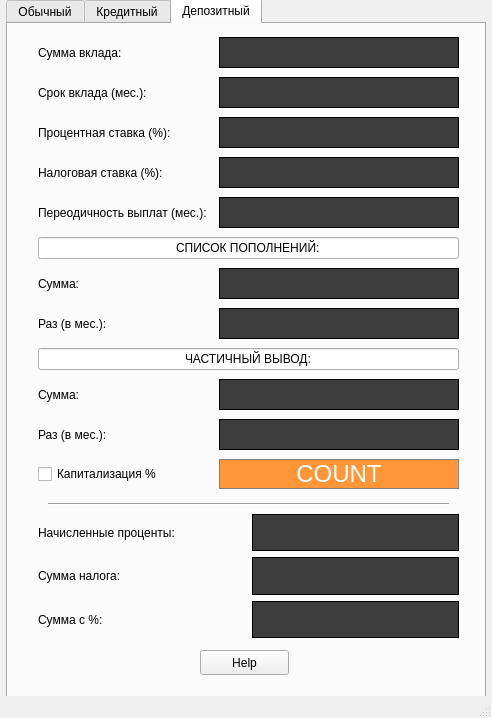
Qt form src/View/mainwindow.ui (Lyub1m1y/SmartCalc_v1.0-0) before a commit.
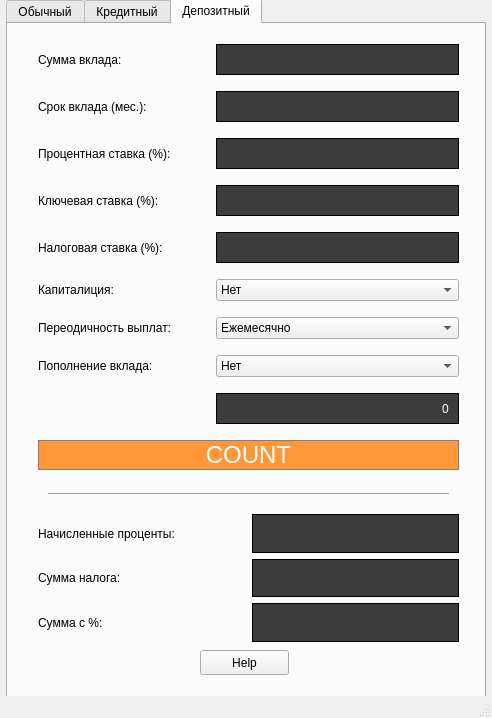
The same form after that commit. Custom widgets are drawn as their Qt base class.

Diff of the .ui file:
```diff
--- a/src/View/mainwindow.ui
+++ b/src/View/mainwindow.ui
@@ -110,6 +110,7 @@
           <font>
            <family>Helvetica</family>
            <pointsize>22</pointsize>
+           <weight>50</weight>
            <italic>false</italic>
            <bold>false</bold>
           </font>
@@ -141,6 +142,7 @@
           <font>
            <family>Arial</family>
            <pointsize>20</pointsize>
+           <weight>75</weight>
            <bold>true</bold>
           </font>
          </property>
@@ -171,6 +173,7 @@
           <font>
            <family>Helvetica</family>
            <pointsize>22</pointsize>
+           <weight>50</weight>
            <italic>false</italic>
            <bold>false</bold>
           </font>
@@ -234,6 +237,7 @@
           <font>
            <family>Arial</family>
            <pointsize>20</pointsize>
+           <weight>75</weight>
            <bold>true</bold>
           </font>
          </property>
@@ -264,6 +268,7 @@
           <font>
            <family>Helvetica</family>
            <pointsize>22</pointsize>
+           <weight>50</weight>
            <italic>false</italic>
            <bold>false</bold>
           </font>
@@ -296,6 +301,7 @@
           <font>
            <family>Helvetica</family>
            <pointsize>22</pointsize>
+           <weight>50</weight>
            <italic>false</italic>
            <bold>false</bold>
           </font>
@@ -328,6 +334,7 @@
           <font>
            <family>Arial</family>
            <pointsize>20</pointsize>
+           <weight>75</weight>
            <bold>true</bold>
           </font>
          </property>
@@ -361,6 +368,7 @@
           <font>
            <family>Arial</family>
            <pointsize>20</pointsize>
+           <weight>75</weight>
            <bold>true</bold>
           </font>
          </property>
@@ -391,6 +399,7 @@
           <font>
            <family>Helvetica</family>
            <pointsize>22</pointsize>
+           <weight>50</weight>
            <italic>false</italic>
            <bold>false</bold>
           </font>
@@ -423,6 +432,7 @@
           <font>
            <family>Helvetica</family>
            <pointsize>22</pointsize>
+           <weight>50</weight>
            <italic>false</italic>
            <bold>false</bold>
           </font>
@@ -455,6 +465,7 @@
           <font>
            <family>Arial</family>
            <pointsize>20</pointsize>
+           <weight>75</weight>
            <bold>true</bold>
           </font>
          </property>
@@ -504,6 +515,9 @@
          <property name="alignment">
           <set>Qt::AlignRight|Qt::AlignTrailing|Qt::AlignVCenter</set>
          </property>
+         <property name="buddy">
+          <cstring>Button_del_last</cstring>
+         </property>
         </widget>
        </item>
        <item row="4" column="2">
@@ -518,6 +532,7 @@
           <font>
            <family>Arial</family>
            <pointsize>20</pointsize>
+           <weight>75</weight>
            <bold>true</bold>
            <underline>false</underline>
            <strikeout>false</strikeout>
@@ -550,6 +565,7 @@
           <font>
            <family>Helvetica</family>
            <pointsize>22</pointsize>
+           <weight>50</weight>
            <italic>false</italic>
            <bold>false</bold>
           </font>
@@ -582,6 +598,7 @@
           <font>
            <family>Arial</family>
            <pointsize>20</pointsize>
+           <weight>75</weight>
            <bold>true</bold>
           </font>
          </property>
@@ -612,6 +629,7 @@
           <font>
            <family>Arial</family>
            <pointsize>20</pointsize>
+           <weight>75</weight>
            <bold>true</bold>
           </font>
          </property>
@@ -642,6 +660,7 @@
           <font>
            <family>Helvetica</family>
            <pointsize>22</pointsize>
+           <weight>50</weight>
            <italic>false</italic>
            <bold>false</bold>
           </font>
@@ -674,6 +693,7 @@
           <font>
            <family>Arial</family>
            <pointsize>20</pointsize>
+           <weight>75</weight>
            <bold>true</bold>
           </font>
          </property>
@@ -704,6 +724,7 @@
           <font>
            <family>Helvetica</family>
            <pointsize>22</pointsize>
+           <weight>50</weight>
            <italic>false</italic>
            <bold>false</bold>
           </font>
@@ -829,6 +850,7 @@
           <font>
            <family>Helvetica</family>
            <pointsize>22</pointsize>
+           <weight>50</weight>
            <italic>false</italic>
            <bold>false</bold>
           </font>
@@ -861,6 +883,7 @@
           <font>
            <family>Helvetica</family>
            <pointsize>22</pointsize>
+           <weight>50</weight>
            <italic>false</italic>
            <bold>false</bold>
           </font>
@@ -899,6 +922,7 @@
           <font>
            <family>Helvetica</family>
            <pointsize>22</pointsize>
+           <weight>50</weight>
            <italic>false</italic>
            <bold>false</bold>
           </font>
@@ -931,6 +955,7 @@
           <font>
            <family>Helvetica</family>
            <pointsize>22</pointsize>
+           <weight>50</weight>
            <italic>false</italic>
            <bold>false</bold>
           </font>
@@ -963,6 +988,7 @@
           <font>
            <family>Helvetica</family>
            <pointsize>22</pointsize>
+           <weight>50</weight>
            <italic>false</italic>
            <bold>false</bold>
           </font>
@@ -1004,6 +1030,7 @@
           <font>
            <family>Arial</family>
            <pointsize>14</pointsize>
+           <weight>50</weight>
            <italic>false</italic>
            <bold>false</bold>
           </font>
@@ -1045,6 +1072,7 @@
           <font>
            <family>Arial</family>
            <pointsize>20</pointsize>
+           <weight>75</weight>
            <bold>true</bold>
           </font>
          </property>
@@ -1075,6 +1103,7 @@
           <font>
            <family>Helvetica</family>
            <pointsize>22</pointsize>
+           <weight>50</weight>
            <italic>false</italic>
            <bold>false</bold>
           </font>
@@ -1107,6 +1136,7 @@
           <font>
            <family>Arial</family>
            <pointsize>20</pointsize>
+           <weight>75</weight>
            <bold>true</bold>
           </font>
          </property>
@@ -1137,6 +1167,7 @@
           <font>
            <family>Helvetica</family>
            <pointsize>22</pointsize>
+           <weight>50</weight>
            <italic>false</italic>
            <bold>false</bold>
           </font>
@@ -1188,6 +1219,7 @@
        <font>
         <family>Helvetica</family>
         <pointsize>22</pointsize>
+        <weight>50</weight>
         <italic>false</italic>
         <bold>false</bold>
        </font>
@@ -1318,6 +1350,9 @@
          <property name="text">
           <string>Сумма кредита:</string>
          </property>
+         <property name="buddy">
+          <cstring>edit_sum_credit</cstring>
+         </property>
         </widget>
        </item>
        <item row="6" column="1">
@@ -1367,6 +1402,9 @@
          <property name="text">
           <string>Срок кредита (мес.):</string>
          </property>
+         <property name="buddy">
+          <cstring>edit_term_credit</cstring>
+         </property>
         </widget>
        </item>
        <item row="2" column="0">
@@ -1374,6 +1412,9 @@
          <property name="text">
           <string>Процентная ставка (%): </string>
          </property>
+         <property name="buddy">
+          <cstring>edit_interest_rate</cstring>
+         </property>
         </widget>
        </item>
        <item row="5" column="1">
@@ -1475,6 +1516,7 @@
           <font>
            <family>Helvetica</family>
            <pointsize>14</pointsize>
+           <weight>50</weight>
            <italic>false</italic>
            <bold>false</bold>
           </font>
@@ -1581,10 +1623,10 @@
         <x>30</x>
         <y>10</y>
         <width>421</width>
-        <height>460</height>
+        <height>451</height>
        </rect>
       </property>
-      <layout class="QGridLayout" name="gridLayout_5" columnstretch="0,0,0">
+      <layout class="QGridLayout" name="gridLayout_5" columnstretch="0,0">
        <property name="sizeConstraint">
         <enum>QLayout::SetMinimumSize</enum>
        </property>
@@ -1597,14 +1639,72 @@
        <property name="horizontalSpacing">
         <number>6</number>
        </property>
-       <item row="2" column="0">
-        <widget class="QLabel" name="label_term_deposit">
+       <item row="5" column="1">
+        <widget class="QLineEdit" name="edit_tax_rate">
+         <property name="maximumSize">
+          <size>
+           <width>16777215</width>
+           <height>31</height>
+          </size>
+         </property>
+         <property name="styleSheet">
+          <string notr="true">QLineEdit {
+	font: 14pt &quot;Helvetica&quot;;
+	background-color: rgb(60,60,60);
+	color: white;
+	border: 1px solid black;
+	padding: 5px;
+}</string>
+         </property>
          <property name="text">
-          <string>Срок вклада (мес.):</string>
+          <string/>
          </property>
+         <property name="maxLength">
+          <number>32767</number>
+         </property>
+         <property name="alignment">
+          <set>Qt::AlignRight|Qt::AlignTrailing|Qt::AlignVCenter</set>
+         </property>
+         <property name="clearButtonEnabled">
+          <bool>false</bool>
+         </property>
         </widget>
        </item>
-       <item row="3" column="2">
+       <item row="6" column="1">
+        <widget class="QComboBox" name="box_capitalisation">
+         <item>
+          <property name="text">
+           <string>Нет</string>
+          </property>
+         </item>
+         <item>
+          <property name="text">
+           <string>Ежемесячно</string>
+          </property>
+         </item>
+         <item>
+          <property name="text">
+           <string>6 месяцев</string>
+          </property>
+         </item>
+         <item>
+          <property name="text">
+           <string>1 год</string>
+          </property>
+         </item>
+        </widget>
+       </item>
+       <item row="6" column="0">
+        <widget class="QLabel" name="label_capitalization">
+         <property name="text">
+          <string>Капиталиция:</string>
+         </property>
+         <property name="buddy">
+          <cstring>box_capitalisation</cstring>
+         </property>
+        </widget>
+       </item>
+       <item row="3" column="1">
         <widget class="QLineEdit" name="edit_interest_rate_deposit">
          <property name="maximumSize">
           <size>
@@ -1614,7 +1714,7 @@
          </property>
          <property name="styleSheet">
           <string notr="true">QLineEdit {
-	font: 22pt &quot;Helvetica&quot;;
+	font: 14pt &quot;Helvetica&quot;;
 	background-color: rgb(60,60,60);
 	color: white;
 	border: 1px solid black;
@@ -1635,105 +1735,7 @@
          </property>
         </widget>
        </item>
-       <item row="7" column="0" colspan="3">
-        <widget class="QLineEdit" name="lineEdit_16">
-         <property name="text">
-          <string>СПИСОК ПОПОЛНЕНИЙ:</string>
-         </property>
-         <property name="alignment">
-          <set>Qt::AlignCenter</set>
-         </property>
-         <property name="readOnly">
-          <bool>true</bool>
-         </property>
-        </widget>
-       </item>
-       <item row="0" column="2">
-        <widget class="QLineEdit" name="edit_sum_deposit">
-         <property name="maximumSize">
-          <size>
-           <width>16777215</width>
-           <height>31</height>
-          </size>
-         </property>
-         <property name="styleSheet">
-          <string notr="true">QLineEdit {
-	font: 22pt &quot;Helvetica&quot;;
-	background-color: rgb(60,60,60);
-	color: white;
-	border: 1px solid black;
-	padding: 5px;
-}</string>
-         </property>
-         <property name="text">
-          <string/>
-         </property>
-         <property name="maxLength">
-          <number>32767</number>
-         </property>
-         <property name="alignment">
-          <set>Qt::AlignRight|Qt::AlignTrailing|Qt::AlignVCenter</set>
-         </property>
-         <property name="clearButtonEnabled">
-          <bool>false</bool>
-         </property>
-        </widget>
-       </item>
-       <item row="9" column="0">
-        <widget class="QLabel" name="label_once_month_add">
-         <property name="enabled">
-          <bool>true</bool>
-         </property>
-         <property name="text">
-          <string>Раз (в мес.):</string>
-         </property>
-        </widget>
-       </item>
-       <item row="12" column="2">
-        <widget class="QLineEdit" name="edit_once_month_pop">
-         <property name="maximumSize">
-          <size>
-           <width>16777215</width>
-           <height>31</height>
-          </size>
-         </property>
-         <property name="styleSheet">
-          <string notr="true">QLineEdit {
-	font: 22pt &quot;Helvetica&quot;;
-	background-color: rgb(60,60,60);
-	color: white;
-	border: 1px solid black;
-	padding: 5px;
-}</string>
-         </property>
-         <property name="text">
-          <string/>
-         </property>
-         <property name="maxLength">
-          <number>32767</number>
-         </property>
-         <property name="alignment">
-          <set>Qt::AlignRight|Qt::AlignTrailing|Qt::AlignVCenter</set>
-         </property>
-         <property name="clearButtonEnabled">
-          <bool>false</bool>
-         </property>
-        </widget>
-       </item>
-       <item row="10" column="0" colspan="3">
-        <widget class="QLineEdit" name="lineEdit_17">
-         <property name="text">
-          <string>ЧАСТИЧНЫЙ ВЫВОД:</string>
-         </property>
-         <property name="alignment">
-          <set>Qt::AlignCenter</set>
-         </property>
-         <property name="readOnly">
-          <bool>true</bool>
-         </property>
-        </widget>
-       </item>
-       <item row="2" column="2">
+       <item row="2" column="1">
         <widget class="QLineEdit" name="edit_term_deposit">
          <property name="maximumSize">
           <size>
@@ -1743,7 +1745,7 @@
          </property>
          <property name="styleSheet">
           <string notr="true">QLineEdit {
-	font: 22pt &quot;Helvetica&quot;;
+	font: 14pt &quot;Helvetica&quot;;
 	background-color: rgb(60,60,60);
 	color: white;
 	border: 1px solid black;
@@ -1764,23 +1766,88 @@
          </property>
         </widget>
        </item>
-       <item row="11" column="0">
-        <widget class="QLabel" name="label_sum_pop">
-         <property name="enabled">
-          <bool>true</bool>
+       <item row="7" column="1">
+        <widget class="QComboBox" name="box_payout">
+         <item>
+          <property name="text">
+           <string>Ежемесячно</string>
+          </property>
+         </item>
+         <item>
+          <property name="text">
+           <string>6 месяцев</string>
+          </property>
+         </item>
+         <item>
+          <property name="text">
+           <string>1 год</string>
+          </property>
+         </item>
+         <item>
+          <property name="text">
+           <string>К концу срока</string>
+          </property>
+         </item>
+        </widget>
+       </item>
+       <item row="3" column="0">
+        <widget class="QLabel" name="label_interest_rate_deposit">
+         <property name="text">
+          <string>Процентная ставка (%): </string>
          </property>
+         <property name="buddy">
+          <cstring>edit_interest_rate_deposit</cstring>
+         </property>
+        </widget>
+       </item>
+       <item row="7" column="0">
+        <widget class="QLabel" name="label_periodicity">
          <property name="text">
-          <string>Cумма:</string>
+          <string>Переодичность выплат:         </string>
          </property>
+         <property name="buddy">
+          <cstring>box_payout</cstring>
+         </property>
         </widget>
        </item>
-       <item row="8" column="0">
-        <widget class="QLabel" name="label_sum_add">
-         <property name="enabled">
-          <bool>true</bool>
+       <item row="2" column="0">
+        <widget class="QLabel" name="label_term_deposit">
+         <property name="text">
+          <string>Срок вклада (мес.):</string>
          </property>
+         <property name="buddy">
+          <cstring>edit_term_deposit</cstring>
+         </property>
+        </widget>
+       </item>
+       <item row="4" column="1">
+        <widget class="QLineEdit" name="edit_key_rate_deposit">
+         <property name="maximumSize">
+          <size>
+           <width>16777215</width>
+           <height>31</height>
+          </size>
+         </property>
+         <property name="styleSheet">
+          <string notr="true">QLineEdit {
+	font: 14pt &quot;Helvetica&quot;;
+	background-color: rgb(60,60,60);
+	color: white;
+	border: 1px solid black;
+	padding: 5px;
+}</string>
+         </property>
          <property name="text">
-          <string>Cумма:</string>
+          <string/>
+         </property>
+         <property name="maxLength">
+          <number>32767</number>
+         </property>
+         <property name="alignment">
+          <set>Qt::AlignRight|Qt::AlignTrailing|Qt::AlignVCenter</set>
+         </property>
+         <property name="clearButtonEnabled">
+          <bool>false</bool>
          </property>
         </widget>
        </item>
@@ -1792,105 +1859,66 @@
          <property name="text">
           <string>Cумма вклада:</string>
          </property>
-        </widget>
-       </item>
-       <item row="12" column="0">
-        <widget class="QLabel" name="label_once_month_pop">
-         <property name="enabled">
-          <bool>true</bool>
+         <property name="buddy">
+          <cstring>edit_sum_deposit</cstring>
          </property>
-         <property name="text">
-          <string>Раз (в мес.):</string>
-         </property>
         </widget>
        </item>
-       <item row="5" column="2">
-        <widget class="QLineEdit" name="edit_tax_rate">
-         <property name="maximumSize">
-          <size>
-           <width>16777215</width>
-           <height>31</height>
-          </size>
-         </property>
-         <property name="styleSheet">
-          <string notr="true">QLineEdit {
-	font: 22pt &quot;Helvetica&quot;;
-	background-color: rgb(60,60,60);
-	color: white;
-	border: 1px solid black;
-	padding: 5px;
-}</string>
-         </property>
+       <item row="8" column="0">
+        <widget class="QLabel" name="label_periodicity_2">
          <property name="text">
-          <string/>
+          <string>Пополнение вклада:         </string>
          </property>
-         <property name="maxLength">
-          <number>32767</number>
+         <property name="buddy">
+          <cstring>box_replenishment</cstring>
          </property>
-         <property name="alignment">
-          <set>Qt::AlignRight|Qt::AlignTrailing|Qt::AlignVCenter</set>
-         </property>
-         <property name="clearButtonEnabled">
-          <bool>false</bool>
-         </property>
         </widget>
        </item>
-       <item row="6" column="0">
-        <widget class="QLabel" name="label_periodicity">
-         <property name="text">
-          <string>Переодичность выплат (мес.):</string>
-         </property>
+       <item row="8" column="1">
+        <widget class="QComboBox" name="box_replenishment">
+         <item>
+          <property name="text">
+           <string>Нет</string>
+          </property>
+         </item>
+         <item>
+          <property name="text">
+           <string>Ежемесячно</string>
+          </property>
+         </item>
+         <item>
+          <property name="text">
+           <string>6 месяцев</string>
+          </property>
+         </item>
+         <item>
+          <property name="text">
+           <string>1 год</string>
+          </property>
+         </item>
         </widget>
        </item>
-       <item row="9" column="2">
-        <widget class="QLineEdit" name="edit_once_month_add">
+       <item row="0" column="1">
+        <widget class="QLineEdit" name="edit_sum_deposit">
          <property name="maximumSize">
           <size>
            <width>16777215</width>
            <height>31</height>
           </size>
          </property>
-         <property name="styleSheet">
-          <string notr="true">QLineEdit {
-	font: 22pt &quot;Helvetica&quot;;
-	background-color: rgb(60,60,60);
-	color: white;
-	border: 1px solid black;
-	padding: 5px;
-}</string>
+         <property name="font">
+          <font>
+           <family>Helvetica</family>
+           <pointsize>14</pointsize>
+           <weight>50</weight>
+           <italic>false</italic>
+           <bold>false</bold>
+           <stylestrategy>PreferAntialias</stylestrategy>
+          </font>
          </property>
-         <property name="text">
-          <string/>
-         </property>
-         <property name="maxLength">
-          <number>32767</number>
-         </property>
-         <property name="alignment">
-          <set>Qt::AlignRight|Qt::AlignTrailing|Qt::AlignVCenter</set>
-         </property>
-         <property name="clearButtonEnabled">
-          <bool>false</bool>
-         </property>
-        </widget>
-       </item>
-       <item row="3" column="0">
-        <widget class="QLabel" name="label_interest_rate_deposit">
-         <property name="text">
-          <string>Процентная ставка (%): </string>
-         </property>
-        </widget>
-       </item>
-       <item row="8" column="2">
-        <widget class="QLineEdit" name="edit_sum_add">
-         <property name="maximumSize">
-          <size>
-           <width>16777215</width>
-           <height>31</height>
-          </size>
-         </property>
          <property name="styleSheet">
           <string notr="true">QLineEdit {
-	font: 22pt &quot;Helvetica&quot;;
+	font: 14pt &quot;Helvetica&quot;;
 	background-color: rgb(60,60,60);
 	color: white;
 	border: 1px solid black;
@@ -1911,76 +1939,27 @@
          </property>
         </widget>
        </item>
-       <item row="11" column="2">
-        <widget class="QLineEdit" name="edit_sum_pop">
-         <property name="maximumSize">
-          <size>
-           <width>16777215</width>
-           <height>31</height>
-          </size>
-         </property>
-         <property name="styleSheet">
-          <string notr="true">QLineEdit {
-	font: 22pt &quot;Helvetica&quot;;
-	background-color: rgb(60,60,60);
-	color: white;
-	border: 1px solid black;
-	padding: 5px;
-}</string>
-         </property>
+       <item row="4" column="0">
+        <widget class="QLabel" name="label_key_rate_deposit">
          <property name="text">
-          <string/>
+          <string>Ключевая ставка (%): </string>
          </property>
-         <property name="maxLength">
-          <number>32767</number>
-         </property>
-         <property name="alignment">
-          <set>Qt::AlignRight|Qt::AlignTrailing|Qt::AlignVCenter</set>
-         </property>
-         <property name="clearButtonEnabled">
-          <bool>false</bool>
-         </property>
-        </widget>
-       </item>
-       <item row="6" column="2">
-        <widget class="QLineEdit" name="edit_periodicity">
-         <property name="maximumSize">
-          <size>
-           <width>16777215</width>
-           <height>31</height>
-          </size>
-         </property>
-         <property name="styleSheet">
-          <string notr="true">QLineEdit {
-	font: 22pt &quot;Helvetica&quot;;
-	background-color: rgb(60,60,60);
-	color: white;
-	border: 1px solid black;
-	padding: 5px;
-}</string>
-         </property>
-         <property name="text">
-          <string/>
-         </property>
-         <property name="maxLength">
-          <number>32767</number>
-         </property>
-         <property name="alignment">
-          <set>Qt::AlignRight|Qt::AlignTrailing|Qt::AlignVCenter</set>
-         </property>
-         <property name="clearButtonEnabled">
-          <bool>false</bool>
+         <property name="buddy">
+          <cstring>edit_key_rate_deposit</cstring>
          </property>
         </widget>
        </item>
        <item row="5" column="0">
         <widget class="QLabel" name="label_tax_rate">
          <property name="text">
-          <string>Налоговая ставка (%):</string>
+          <string>Налоговая ставка (%):              </string>
+         </property>
+         <property name="buddy">
+          <cstring>edit_tax_rate</cstring>
          </property>
         </widget>
        </item>
-       <item row="13" column="2">
+       <item row="11" column="0" colspan="2">
         <widget class="QPushButton" name="count_deposit">
          <property name="font">
           <font>
@@ -2004,10 +1983,34 @@
          </property>
         </widget>
        </item>
-       <item row="13" column="0">
-        <widget class="QCheckBox" name="checkBox_capitalization">
+       <item row="9" column="1">
+        <widget class="QLineEdit" name="lineEdit_replenish">
+         <property name="maximumSize">
+          <size>
+           <width>16777215</width>
+           <height>31</height>
+          </size>
+         </property>
+         <property name="styleSheet">
+          <string notr="true">QLineEdit {
+	font: 14pt &quot;Helvetica&quot;;
+	background-color: rgb(60,60,60);
+	color: white;
+	border: 1px solid black;
+	padding: 5px;
+}</string>
+         </property>
          <property name="text">
-          <string>Капитализация %</string>
+          <string>0</string>
+         </property>
+         <property name="maxLength">
+          <number>32767</number>
+         </property>
+         <property name="alignment">
+          <set>Qt::AlignRight|Qt::AlignTrailing|Qt::AlignVCenter</set>
+         </property>
+         <property name="clearButtonEnabled">
+          <bool>false</bool>
          </property>
         </widget>
        </item>
@@ -2017,7 +2020,7 @@
       <property name="geometry">
        <rect>
         <x>40</x>
-        <y>470</y>
+        <y>460</y>
         <width>401</width>
         <height>20</height>
        </rect>
@@ -2032,7 +2035,7 @@
         <x>30</x>
         <y>490</y>
         <width>421</width>
-        <height>124</height>
+        <height>128</height>
        </rect>
       </property>
       <layout class="QGridLayout" name="gridLayout_6">
@@ -2058,6 +2061,7 @@
           <font>
            <family>Helvetica</family>
            <pointsize>14</pointsize>
+           <weight>50</weight>
            <italic>false</italic>
            <bold>false</bold>
           </font>
@@ -2140,7 +2144,7 @@
      <x>0</x>
      <y>0</y>
      <width>492</width>
-     <height>24</height>
+     <height>22</height>
     </rect>
    </property>
   </widget>
```
